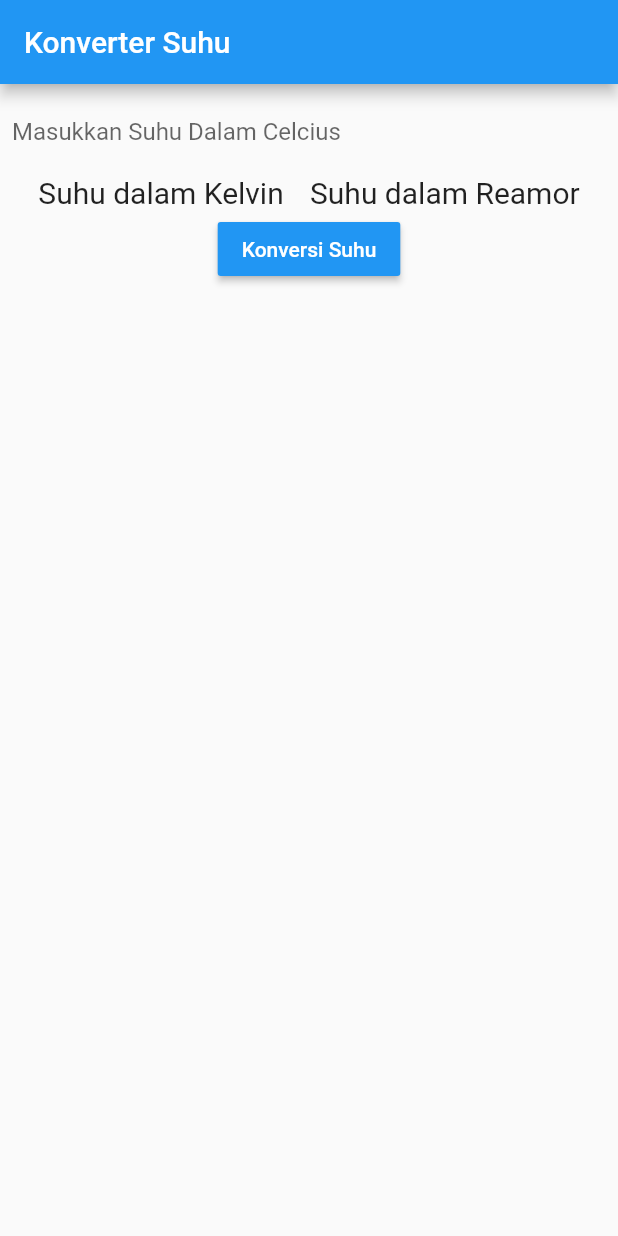
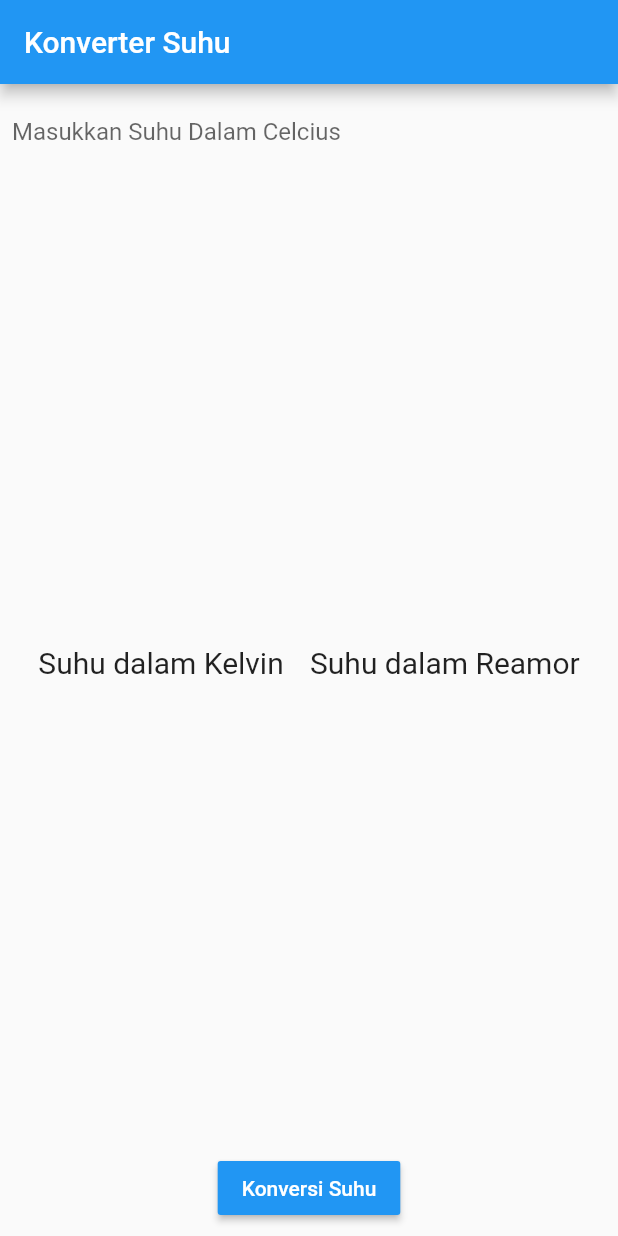
Before and after one commit to Evina08/flutter_state, a Flutter app: the screen it shows after launch, on a phone screen of 412 x 824 dp. Run offline on Flutter 3.47's test engine with Material 2 defaults, Android fonts, the phone set to English and light mode, and no system bars.

Commit message:
pembetulan Row

```diff
--- a/lib/main.dart
+++ b/lib/main.dart
@@ -51,22 +51,26 @@ class _MyAppState extends State<MyApp> {
                     border: InputBorder.none,
                     hintText: 'Masukkan Suhu Dalam Celcius'),
               ),
-              Row(
+              Expanded(
+                child: Row(
                   mainAxisAlignment: MainAxisAlignment.spaceEvenly,
                   children: <Widget>[
                     Column(
+                      mainAxisAlignment: MainAxisAlignment.center,
                       children: <Widget>[
                         Text("Suhu dalam Kelvin",
                             style: TextStyle(height: 1.5, fontSize: 20)),
                       ],
                     ),
                     Column(
+                      mainAxisAlignment: MainAxisAlignment.center,
                       children: <Widget>[
                         Text("Suhu dalam Reamor",
                             style: TextStyle(height: 1.5, fontSize: 20)),
                       ],
                     )
                   ],
+                ),
               ),
               RaisedButton(
                 onPressed: () {},
```
Lines whose indentation alone changed are shown as unchanged.
